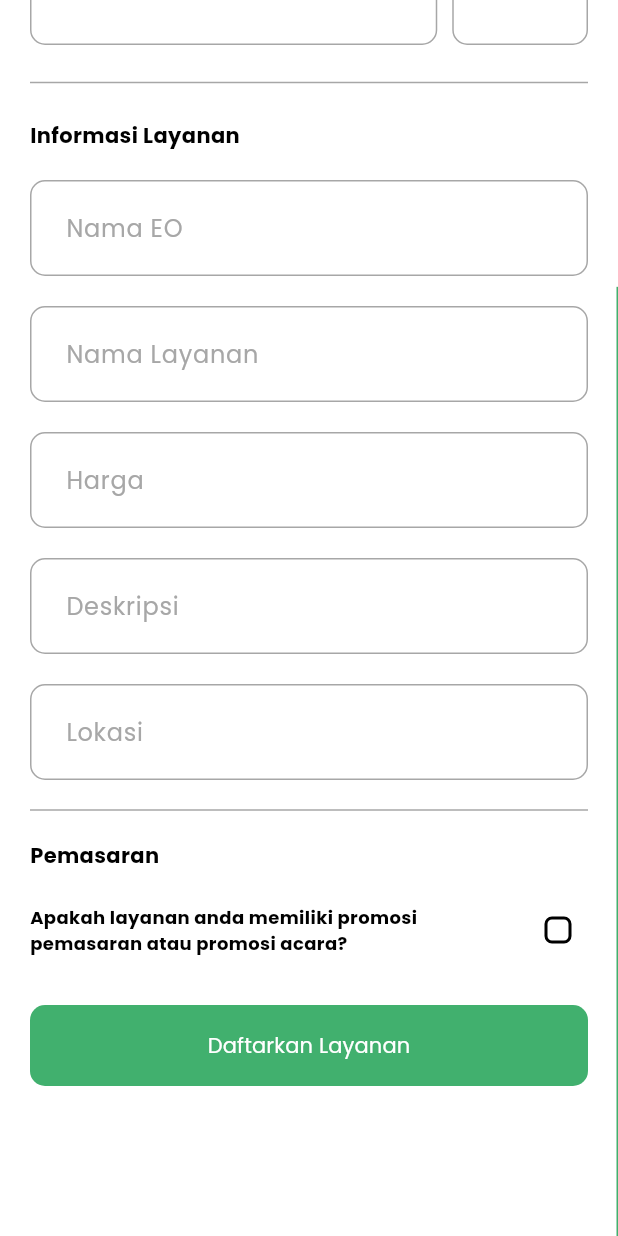
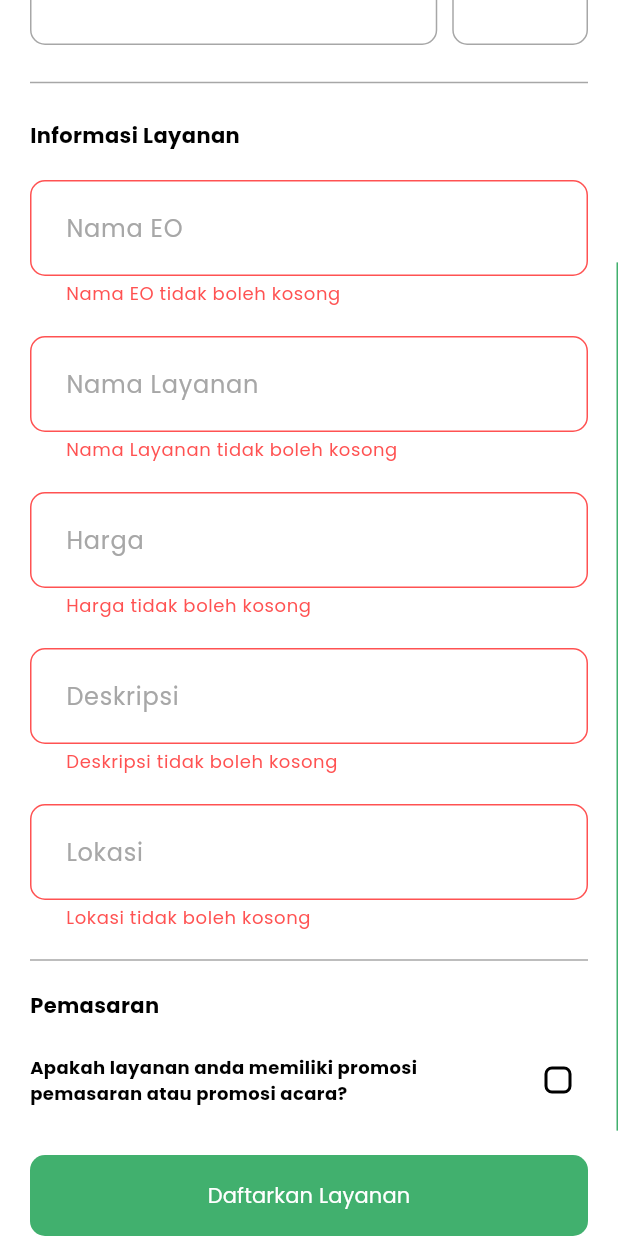
Before and after one commit to sammmms/eocout_flutter, a Flutter app: the AddEventPage screen opened directly, scrolled down 249 dp, after a tap on "Daftarkan Layanan", on a phone screen of 412 x 824 dp. Run offline on Flutter 3.47's test engine with Material 3 defaults, Android fonts, the phone set to English and light mode, and no system bars; our stand-ins replace dio, flutter_dotenv, flutter_svg, google_sign_in, image_picker, pinput and 3 more; accounts and stored records are empty.

Commit message:
feat: integrate backend to create service page

```diff
--- a/lib/features/create_service/create_service_page.dart
+++ b/lib/features/create_service/create_service_page.dart
@@ -1,35 +1,18 @@
 import 'dart:io';
 
+import 'package:eocout_flutter/bloc/service/service_bloc.dart';
+import 'package:eocout_flutter/components/my_loading_dialog.dart';
+import 'package:eocout_flutter/components/my_pick_image.dart';
+import 'package:eocout_flutter/components/my_snackbar.dart';
+import 'package:eocout_flutter/features/create_service/widget/picture_viewer.dart';
+import 'package:eocout_flutter/models/business_data.dart';
+import 'package:eocout_flutter/utils/app_error.dart';
 import 'package:eocout_flutter/utils/theme_data.dart';
 import 'package:flutter/material.dart';
 import 'package:flutter/services.dart';
 import 'package:flutter_svg/flutter_svg.dart';
-
-class NewEvent {
-  String eventOrganizerName;
-  String eventName;
-  int eventPrice;
-  String eventDescription;
-  String eventLocation;
-
-  NewEvent({
-    required this.eventOrganizerName,
-    required this.eventName,
-    required this.eventPrice,
-    required this.eventDescription,
-    required this.eventLocation,
-  });
-
-  Map<String, dynamic> toJson() {
-    return {
-      'eventOrganizerName': eventOrganizerName,
-      'eventName': eventName,
-      'eventPrice': eventPrice,
-      'eventDescription': eventDescription,
-      'eventLocation': eventLocation,
-    };
-  }
-}
+import 'package:image_picker/image_picker.dart';
+import 'package:provider/provider.dart';
 
 class AddEventPage extends StatefulWidget {
   const AddEventPage({super.key});
@@ -40,26 +23,34 @@ class AddEventPage extends StatefulWidget {
 
 class _AddEventPageState extends State<AddEventPage> {
   final _formKey = GlobalKey<FormState>();
-  final newEvent = NewEvent(
-    eventOrganizerName: '',
-    eventName: '',
-    eventPrice: 0,
-    eventDescription: '',
-    eventLocation: '',
-  );
+  final _nameTEC = TextEditingController();
+  final _priceTEC = TextEditingController();
+  final _descriptionTEC = TextEditingController();
+  final _locationTEC = TextEditingController();
+  final _companyNameTEC = TextEditingController();
+  final _scrollController = ScrollController();
 
-  List<File> images = [];
+  final editableBusinessData = EditableBusinessData();
   bool _isChecked = false;
+
+  final ServiceBloc _serviceBloc = ServiceBloc();
+
+  @override
+  void dispose() {
+    super.dispose();
+  }
 
   @override
   Widget build(BuildContext context) {
     return SafeArea(
       child: Scaffold(
         body: Scrollbar(
+          controller: _scrollController,
           thumbVisibility: true,
           thickness: 1,
           child: Center(
               child: SingleChildScrollView(
+            controller: _scrollController,
             padding: const EdgeInsets.fromLTRB(20, 20, 20, 100),
             child: Form(
               key: _formKey,
@@ -86,17 +77,57 @@ class _AddEventPageState extends State<AddEventPage> {
                       children: [
                         Expanded(
                           flex: 3,
+                          child: GestureDetector(
+                            onTap: () async {
+                              ImageSource? source = await showModalBottomSheet(
+                                  context: context,
+                                  builder: (context) => const MyPickImage());
+
+                              if (source == null) return;
+
+                              final image = await ImagePicker().pickImage(
+                                source: source,
+                              );
+
+                              if (image != null) {
+                                setState(() {
+                                  editableBusinessData.images
+                                      .add(File(image.path));
+                                });
+                              }
+                            },
                             child: Container(
                               decoration: BoxDecoration(
                                 color: Colors.transparent,
                                 border: Border.all(color: colorScheme.outline),
                                 borderRadius: BorderRadius.circular(10),
                               ),
-                            child: Center(
-                              child: SvgPicture.asset(
+                              child: editableBusinessData.images.length == 3
+                                  ? _smallContainerPicture(
+                                      editableBusinessData.images[2])
+                                  : Center(
+                                      child: Stack(
+                                        clipBehavior: Clip.none,
+                                        children: [
+                                          SvgPicture.asset(
                                             'assets/svg/camera_icon.svg',
                                             height: 30,
                                             color: colorScheme.onSurface,
+                                          ),
+                                          Positioned(
+                                            bottom: -5,
+                                            right: -5,
+                                            child: CircleAvatar(
+                                                radius: 8,
+                                                backgroundColor:
+                                                    colorScheme.tertiary,
+                                                child: const Icon(
+                                                  Icons.add,
+                                                  size: 10,
+                                                )),
+                                          )
+                                        ],
+                                      ),
                                     ),
                             ),
                           ),
@@ -109,26 +140,16 @@ class _AddEventPageState extends State<AddEventPage> {
                           child: Column(
                             children: [
                               Expanded(
-                                child: Container(
-                                  decoration: BoxDecoration(
-                                    border:
-                                        Border.all(color: colorScheme.outline),
-                                    borderRadius: BorderRadius.circular(10),
-                                  ),
-                                ),
-                              ),
+                                  child: _smallContainerPicture(
+                                      editableBusinessData.images.firstOrNull)),
                               const SizedBox(
                                 height: 10,
                               ),
                               Expanded(
-                                child: Container(
-                                  decoration: BoxDecoration(
-                                    border:
-                                        Border.all(color: colorScheme.outline),
-                                    borderRadius: BorderRadius.circular(10),
-                                  ),
-                                ),
-                              ),
+                                  child: _smallContainerPicture(
+                                      editableBusinessData.images.length > 1
+                                          ? editableBusinessData.images[1]
+                                          : null)),
                             ],
                           ),
                         )
@@ -146,7 +167,9 @@ class _AddEventPageState extends State<AddEventPage> {
                     height: 20,
                   ),
                   TextFormField(
+                    controller: _companyNameTEC,
                     decoration: const InputDecoration(labelText: "Nama EO"),
+                    autovalidateMode: AutovalidateMode.onUserInteraction,
                     validator: (value) {
                       if (value == null || value.isEmpty) {
                         return "Nama EO tidak boleh kosong";
@@ -154,13 +177,15 @@ class _AddEventPageState extends State<AddEventPage> {
                       return null;
                     },
                     onChanged: (value) {
-                      newEvent.eventOrganizerName = value;
+                      editableBusinessData.companyName = value;
                     },
                   ),
                   const SizedBox(
                     height: 20,
                   ),
                   TextFormField(
+                    controller: _nameTEC,
+                    autovalidateMode: AutovalidateMode.onUserInteraction,
                     decoration:
                         const InputDecoration(labelText: "Nama Layanan"),
                     validator: (value) {
@@ -170,13 +195,15 @@ class _AddEventPageState extends State<AddEventPage> {
                       return null;
                     },
                     onChanged: (value) {
-                      newEvent.eventName = value;
+                      editableBusinessData.name = value;
                     },
                   ),
                   const SizedBox(
                     height: 20,
                   ),
                   TextFormField(
+                    controller: _priceTEC,
+                    autovalidateMode: AutovalidateMode.onUserInteraction,
                     decoration: const InputDecoration(labelText: "Harga"),
                     keyboardType: TextInputType.number,
                     inputFormatters: [
@@ -189,13 +216,19 @@ class _AddEventPageState extends State<AddEventPage> {
                       return null;
                     },
                     onChanged: (value) {
-                      newEvent.eventPrice = int.parse(value);
+                      if (value.isEmpty) {
+                        editableBusinessData.price = 0;
+                        return;
+                      }
+                      editableBusinessData.price = int.parse(value);
                     },
                   ),
                   const SizedBox(
                     height: 20,
                   ),
                   TextFormField(
+                    autovalidateMode: AutovalidateMode.onUserInteraction,
+                    controller: _descriptionTEC,
                     decoration: const InputDecoration(labelText: "Deskripsi"),
                     validator: (value) {
                       if (value == null || value.isEmpty) {
@@ -204,13 +237,15 @@ class _AddEventPageState extends State<AddEventPage> {
                       return null;
                     },
                     onChanged: (value) {
-                      newEvent.eventDescription = value;
+                      editableBusinessData.description = value;
                     },
                   ),
                   const SizedBox(
                     height: 20,
                   ),
                   TextFormField(
+                    autovalidateMode: AutovalidateMode.onUserInteraction,
+                    controller: _locationTEC,
                     decoration: const InputDecoration(labelText: "Lokasi"),
                     validator: (value) {
                       if (value == null || value.isEmpty) {
@@ -219,7 +254,7 @@ class _AddEventPageState extends State<AddEventPage> {
                       return null;
                     },
                     onChanged: (value) {
-                      newEvent.eventLocation = value;
+                      editableBusinessData.location = value;
                     },
                   ),
                   const Divider(
@@ -250,6 +285,8 @@ class _AddEventPageState extends State<AddEventPage> {
                         onChanged: (_) {
                           setState(() {
                             _isChecked = !_isChecked;
+                            editableBusinessData
+                                .isAcceptPartyPromotionOrMarketing = _isChecked;
                           });
                         },
                       ),
@@ -262,7 +299,41 @@ class _AddEventPageState extends State<AddEventPage> {
                     height: 54,
                     width: double.infinity,
                     child: OutlinedButton(
-                      onPressed: () {},
+                      onPressed: () async {
+                        if (!_formKey.currentState!.validate()) return;
+
+                        FocusScope.of(context).unfocus();
+
+                        showDialog(
+                            context: context,
+                            builder: (context) {
+                              return const MyLoadingDialog();
+                            });
+
+                        AppError? error = await _serviceBloc.createService(
+                            editableBusinessData: editableBusinessData);
+
+                        if (!context.mounted) return;
+                        Navigator.pop(context);
+
+                        if (error != null) {
+                          showMySnackBar(
+                              context, error.message, SnackbarStatus.error);
+                          return;
+                        }
+
+                        showMySnackBar(context, "Layanan berhasil didaftarkan",
+                            SnackbarStatus.success);
+
+                        _nameTEC.clear();
+                        _priceTEC.clear();
+                        _descriptionTEC.clear();
+                        _locationTEC.clear();
+                        _companyNameTEC.clear();
+
+                        FocusScope.of(context).requestFocus(FocusNode());
+                        context.read<PageController>().jumpToPage(0);
+                      },
                       child: const Text("Daftarkan Layanan"),
                     ),
                   )
@@ -274,4 +345,37 @@ class _AddEventPageState extends State<AddEventPage> {
       ),
     );
   }
+
+  Widget _smallContainerPicture(File? image) {
+    return GestureDetector(
+      onTap: image == null ? null : () => _showDeletePicture(image),
+      child: Container(
+        decoration: BoxDecoration(
+          border: Border.all(color: colorScheme.outline),
+          borderRadius: BorderRadius.circular(10),
+          image: image == null
+              ? null
+              : DecorationImage(
+                  image: MemoryImage(image.readAsBytesSync()),
+                  fit: BoxFit.cover,
+                ),
+        ),
+      ),
+    );
   }
+
+  void _showDeletePicture(File image) {
+    showDialog(
+        context: context,
+        builder: (context) {
+          return PictureViewer(
+              onRemove: () {
+                setState(() {
+                  editableBusinessData.images.remove(image);
+                });
+                Navigator.pop(context);
+              },
+              image: image);
+        });
+  }
+}
```
Lines whose indentation alone changed are shown as unchanged.
